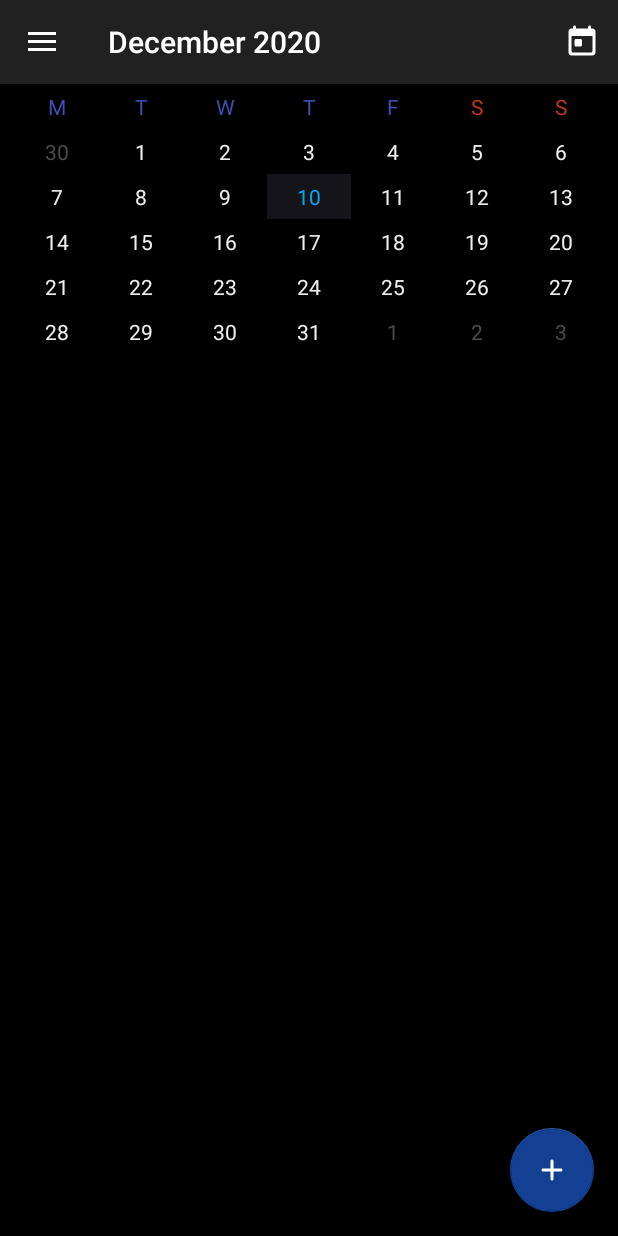
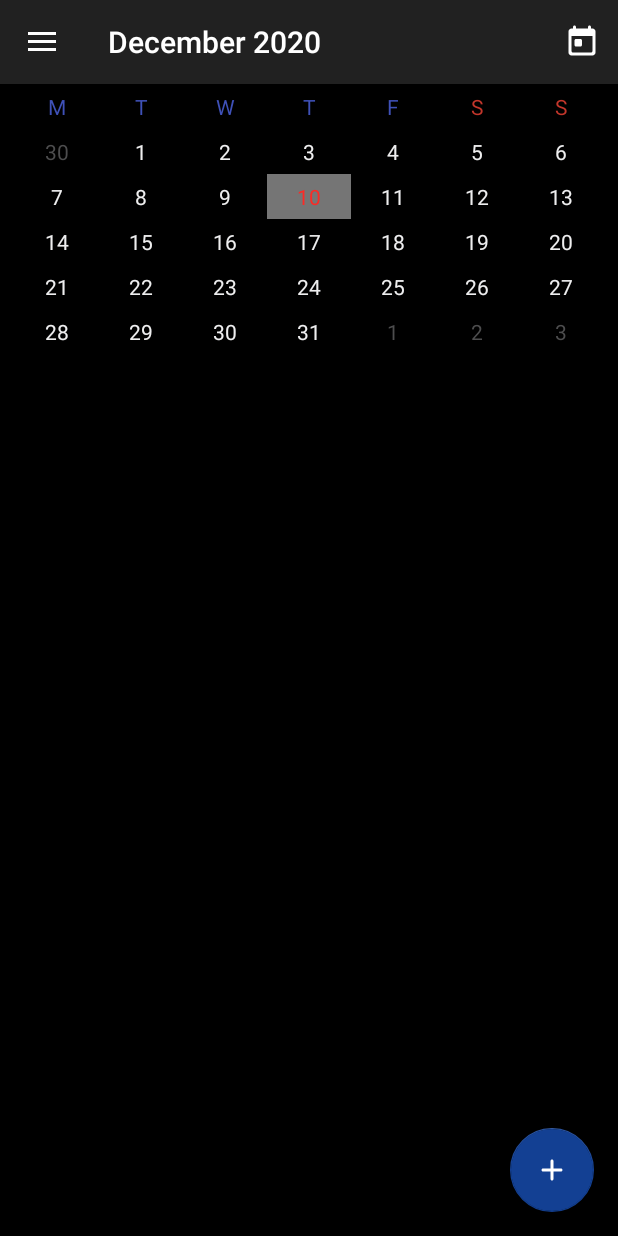
Before and after one commit to quarck/CNLight, an Android app: the screen it shows after launch (MainActivityNG), in the side drawer, after a tap on "Calendar", on a phone screen of 412 x 824 dp. Run offline under Robolectric (Android 15) with nearby library versions, the phone set to English and light mode, and no system bars; our stand-ins replace navigation-ui.

Commit message:
UI Updates

```diff
--- a/app/src/main/java/com/github/quarck/calnotify/ui/CalendarGrid.kt
+++ b/app/src/main/java/com/github/quarck/calnotify/ui/CalendarGrid.kt
@@ -39,9 +39,9 @@ class CalendarGrid(val ctx: Context, inflater: LayoutInflater, val onDaySelected
 
     private val currentMonthColor = ColorStateList.valueOf(ContextCompat.getColor(ctx, R.color.cal_current_month))
     private val otherMonthColor = ColorStateList.valueOf(ContextCompat.getColor(ctx, R.color.cal_other_month))
-    private val currentDayColor = ColorStateList.valueOf(ContextCompat.getColor(ctx, R.color.cal_current_day))
+    private val todayDayColor = ColorStateList.valueOf(ContextCompat.getColor(ctx, R.color.cal_today_color))
     private val defaultBackground = ContextCompat.getColor(ctx, R.color.background)
-    private val todayBackground = ContextCompat.getColor(ctx, R.color.cal_today_bg)
+    private val currentDayBackground = ContextCompat.getColor(ctx, R.color.cal_current_day_bg)
 
     private val labelOnTouchListener: View.OnTouchListener
     private val undLayoutOnTouchListener: View.OnTouchListener
@@ -169,20 +169,16 @@ class CalendarGrid(val ctx: Context, inflater: LayoutInflater, val onDaySelected
     }
 
     private fun getDayBackground(day: Calendar): Int {
-        return if (day.year == today.year && day.month == today.month && day.dayOfMonth == today.dayOfMonth)
-            todayBackground
+        return if (day.month == displayMonth && day.dayOfMonth == displayDayOfMonth)
+            currentDayBackground
         else
             defaultBackground
     }
 
     private fun getDayColor(day: Calendar): ColorStateList {
-        return if (day.month == displayMonth) {
-            if (day.dayOfMonth == displayDayOfMonth)
-                currentDayColor
-            else
-                currentMonthColor
-        }
-        else otherMonthColor
+        if (day.year == today.year && day.month == today.month && day.dayOfMonth == today.dayOfMonth)
+            return todayDayColor
+        return if (day.month == displayMonth) currentMonthColor else otherMonthColor
     }
 
     companion object {
--- a/app/src/main/res/values/colors.xml
+++ b/app/src/main/res/values/colors.xml
@@ -41,9 +41,9 @@
     <color name="true_black_as_night">#000</color>
 
     <color name="cal_current_month">#EEEEEF</color>
-    <color name="cal_current_day">#03A9F4</color>
+    <color name="cal_today_color">#Ff2924</color>
     <color name="cal_other_month">#4D4D4E</color>
 
-    <color name="cal_today_bg">#151519</color>
+    <color name="cal_current_day_bg">#757575</color>
 
 </resources>
```
